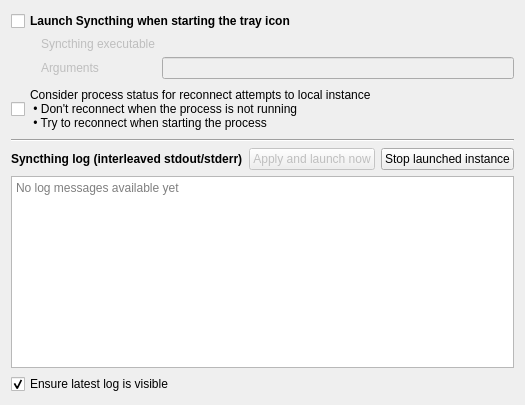
Above: widgets/settings/launcheroptionpage.ui from Martchus/syncthingtray before the change. Below: the same form after it.
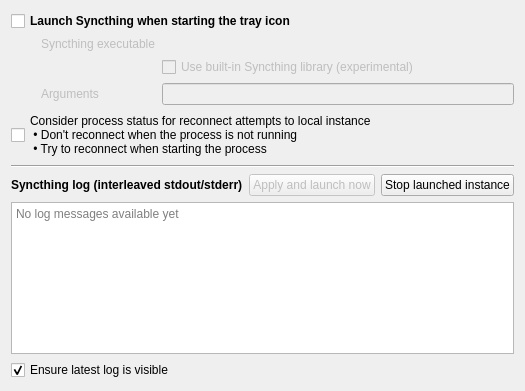
That is the form after the change. Icons and pictures are not drawn. Custom widgets are drawn as their Qt base class.

What changed in the file:
```diff
--- a/widgets/settings/launcheroptionpage.ui
+++ b/widgets/settings/launcheroptionpage.ui
@@ -2,6 +2,14 @@
 <ui version="4.0">
  <class>QtGui::LauncherOptionPage</class>
  <widget class="QWidget" name="QtGui::LauncherOptionPage">
+  <property name="geometry">
+   <rect>
+    <x>0</x>
+    <y>0</y>
+    <width>507</width>
+    <height>391</height>
+   </rect>
+  </property>
   <property name="windowTitle">
    <string>Syncthing launcher</string>
   </property>
@@ -47,16 +55,23 @@
       <item row="0" column="1">
        <widget class="Widgets::PathSelection" name="syncthingPathSelection" native="true"/>
       </item>
-      <item row="1" column="0">
+      <item row="2" column="0">
        <widget class="QLabel" name="argumentsLabel">
         <property name="text">
          <string>Arguments</string>
         </property>
        </widget>
       </item>
-      <item row="1" column="1">
+      <item row="2" column="1">
        <widget class="Widgets::ClearLineEdit" name="argumentsLineEdit"/>
       </item>
+      <item row="1" column="1">
+       <widget class="QCheckBox" name="useBuiltInVersionCheckBox">
+        <property name="text">
+         <string>Use built-in Syncthing library (experimental)</string>
+        </property>
+       </widget>
+      </item>
      </layout>
     </widget>
    </item>
```
Left out of the diff: 16 changed lines with no effect on the pictures.
